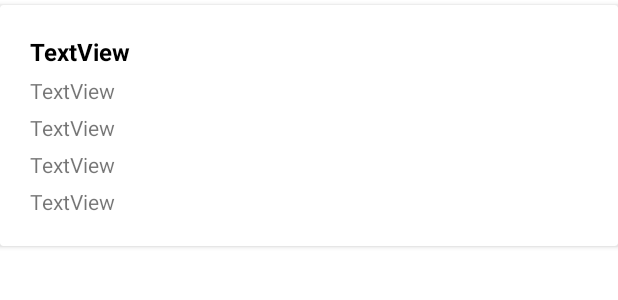
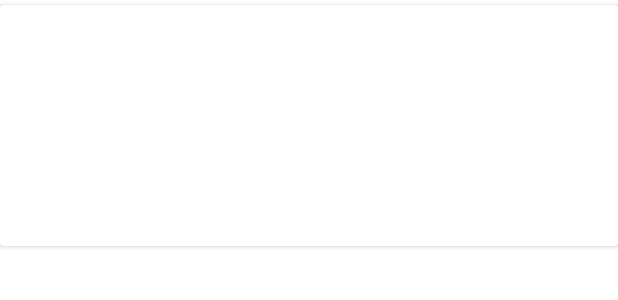
Before and after one commit to AndroidDevoper/RickAndMorty, an Android app: the layout list_item.xml on its own in the app's theme, with its tools: preview values and no code run, on a phone screen of 412 x 824 dp. Shown: the top 300 px of the screen. Run offline under Robolectric (Android 15) with nearby library versions, the phone set to English and light mode, and no system bars; network calls fail.

```diff
--- a/app/src/main/res/layout/list_item.xml
+++ b/app/src/main/res/layout/list_item.xml
@@ -26,38 +26,33 @@
                 android:id="@+id/name"
                 android:layout_width="match_parent"
                 android:layout_height="wrap_content"
-                android:text="TextView"
                 android:textColor="#000000"
                 android:textSize="16sp"
-                android:textStyle="bold" />
+                android:textStyle="bold"/>
 
             <TextView
                 android:id="@+id/status"
                 android:layout_width="match_parent"
                 android:layout_height="wrap_content"
-                android:layout_marginTop="5dp"
-                android:text="TextView" />
+                android:layout_marginTop="5dp"/>
 
             <TextView
                 android:id="@+id/species"
                 android:layout_width="match_parent"
                 android:layout_height="wrap_content"
-                android:layout_marginTop="5dp"
-                android:text="TextView" />
+                android:layout_marginTop="5dp"/>
 
             <TextView
                 android:id="@+id/type"
                 android:layout_width="match_parent"
                 android:layout_height="wrap_content"
-                android:layout_marginTop="5dp"
-                android:text="TextView" />
+                android:layout_marginTop="5dp"/>
 
             <TextView
                 android:id="@+id/gender"
                 android:layout_width="match_parent"
                 android:layout_height="wrap_content"
-                android:layout_marginTop="5dp"
-                android:text="TextView" />
+                android:layout_marginTop="5dp"/>
 
         </LinearLayout>
     </LinearLayout>
```
